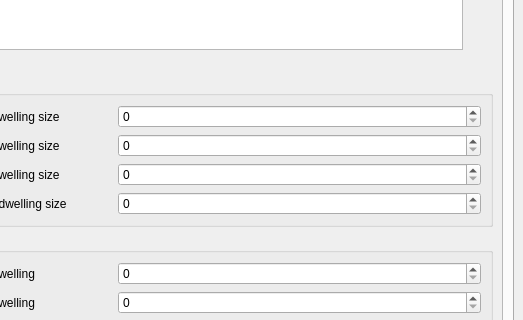
north-road/QCity, file qcity/ui/dockwidget_main.ui: the form before one commit; both pictures show x 135 to 658 and y 394 to 714 of the 658 by 1081 pixel window.
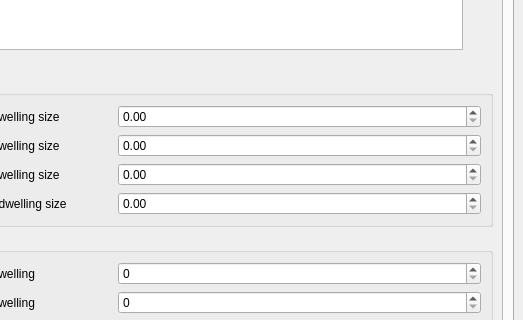
The form after the commit. Custom widgets are drawn as their Qt base class.

Commit message: Use qgis spin box classes, fix maximum values

```diff
--- a/qcity/ui/dockwidget_main.ui
+++ b/qcity/ui/dockwidget_main.ui
@@ -163,9 +163,6 @@
                <string>PushButton</string>
               </property>
               <layout class="QGridLayout" name="gridLayout_6" columnstretch="1,2">
-               <item row="3" column="1">
-                <widget class="QSpinBox" name="dwelling_size_4_bedroom"/>
-               </item>
                <item row="1" column="0">
                 <widget class="QLabel" name="label_2">
                  <property name="text">
@@ -180,9 +177,6 @@
                  </property>
                 </widget>
                </item>
-               <item row="2" column="1">
-                <widget class="QSpinBox" name="dwelling_size_3_bedroom"/>
-               </item>
                <item row="3" column="0">
                 <widget class="QLabel" name="label_3">
                  <property name="text">
@@ -190,9 +184,6 @@
                  </property>
                 </widget>
                </item>
-               <item row="0" column="1">
-                <widget class="QSpinBox" name="dwelling_size_1_bedroom"/>
-               </item>
                <item row="0" column="0">
                 <widget class="QLabel" name="label">
                  <property name="text">
@@ -200,8 +191,33 @@
                  </property>
                 </widget>
                </item>
+               <item row="0" column="1">
+                <widget class="QgsDoubleSpinBox" name="dwelling_size_1_bedroom">
+                 <property name="maximum">
+                  <double>9999999.000000000000000</double>
+                 </property>
+                </widget>
+               </item>
                <item row="1" column="1">
-                <widget class="QSpinBox" name="dwelling_size_2_bedroom"/>
+                <widget class="QgsDoubleSpinBox" name="dwelling_size_2_bedroom">
+                 <property name="maximum">
+                  <double>9999999.000000000000000</double>
+                 </property>
+                </widget>
+               </item>
+               <item row="2" column="1">
+                <widget class="QgsDoubleSpinBox" name="dwelling_size_3_bedroom">
+                 <property name="maximum">
+                  <double>9999999.000000000000000</double>
+                 </property>
+                </widget>
+               </item>
+               <item row="3" column="1">
+                <widget class="QgsDoubleSpinBox" name="dwelling_size_4_bedroom">
+                 <property name="maximum">
+                  <double>9999999.000000000000000</double>
+                 </property>
+                </widget>
                </item>
               </layout>
              </widget>
@@ -1305,6 +1321,16 @@
    <header>qgis.gui</header>
    <container>1</container>
   </customwidget>
+  <customwidget>
+   <class>QgsDoubleSpinBox</class>
+   <extends>QDoubleSpinBox</extends>
+   <header>qgis.gui</header>
+  </customwidget>
+  <customwidget>
+   <class>QgsSpinBox</class>
+   <extends>QSpinBox</extends>
+   <header>qgis.gui</header>
+  </customwidget>
  </customwidgets>
  <resources/>
  <connections/>
```
Left out of the diff: 103 changed lines with no effect on the pictures.
